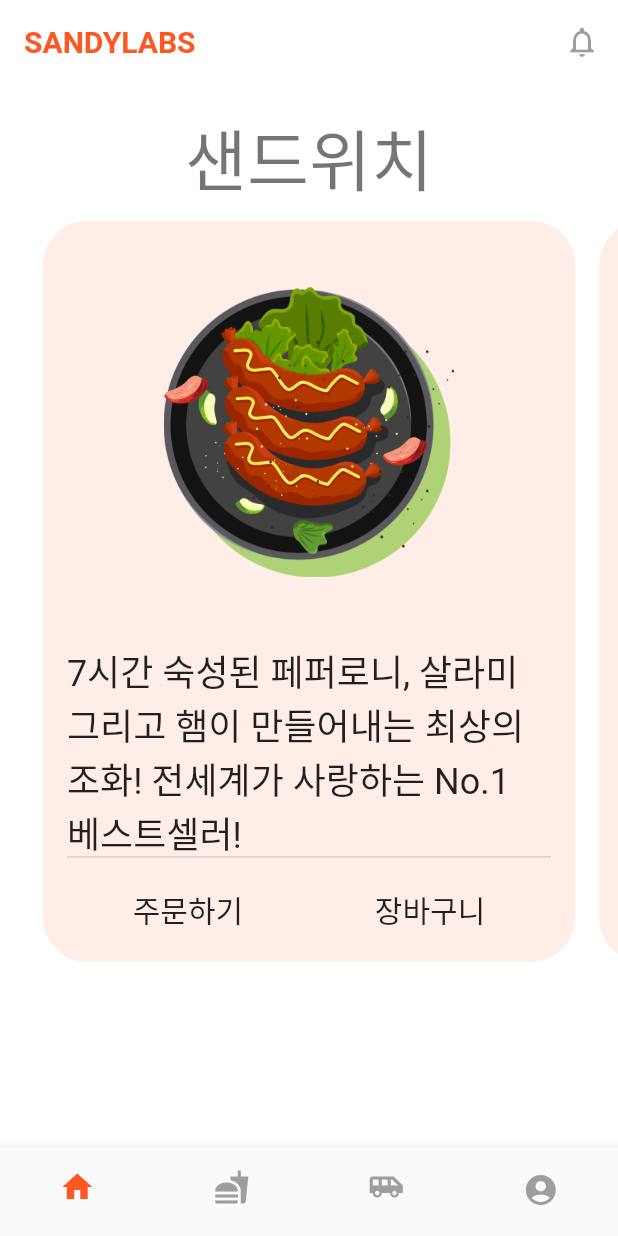
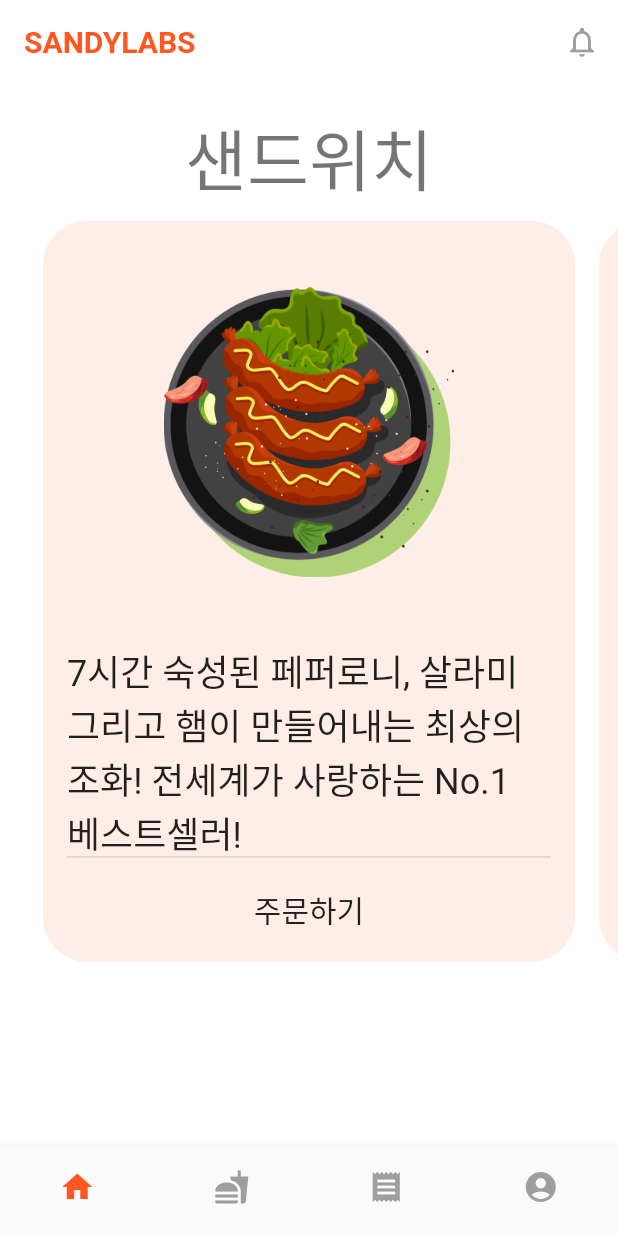
Before and after one commit to yangtopia/panino, a Flutter app: the screen it shows after launch, on a phone screen of 412 x 824 dp. Run offline on Flutter 3.47's test engine with Material 2 defaults, Android fonts, the phone set to English and light mode, and no system bars; our stand-ins replace equatable, google_fonts; Roboto replaces fonts that are missing (Jua).

Commit message:
주문하기 페이지 제작중

```diff
--- a/lib/models/menu.dart
+++ b/lib/models/menu.dart
@@ -12,3 +12,16 @@ class SandylabsMenu extends Equatable {
   @override
   List<Object> get props => [id, name, desc, calorie, price];
 }
+
+final List<SandylabsMenu> menus = [
+  SandylabsMenu(
+      'm1',
+      '샌드위치',
+      '7시간 숙성된 페퍼로니, 살라미 그리고 햄이 만들어내는 최상의 조화! 전세계가 사랑하는 No.1 베스트셀러!',
+      410,
+      4500),
+  SandylabsMenu(
+      'm2', '랩', '친환경 인증 받은 농장에서 생산된 달걀과 고소한 마요네즈가 만나 더 부드러운 스테디셀러', 520, 4500),
+  SandylabsMenu(
+      'm3', '샐러드', '남녀노소 누구나 좋아하는 담백한 참치와 고소한 마요네즈의 완벽한 조화', 200, 3000),
+];
--- a/lib/pages/home/home_page.dart
+++ b/lib/pages/home/home_page.dart
@@ -1,18 +1,8 @@
 import 'package:flutter/material.dart';
+
 import '../../models/menu.dart';
+import '../pages.dart';
 
-List<SandylabsMenu> menus = [
-  SandylabsMenu(
-      'm1',
-      '샌드위치',
-      '7시간 숙성된 페퍼로니, 살라미 그리고 햄이 만들어내는 최상의 조화! 전세계가 사랑하는 No.1 베스트셀러!',
-      410,
-      4500),
-  SandylabsMenu(
-      'm2', '랩', '친환경 인증 받은 농장에서 생산된 달걀과 고소한 마요네즈가 만나 더 부드러운 스테디셀러', 520, 4500),
-  SandylabsMenu(
-      'm3', '샐러드', '남녀노소 누구나 좋아하는 담백한 참치와 고소한 마요네즈의 완벽한 조화', 200, 3000),
-];
 
 class HomePage extends StatefulWidget {
   @override
@@ -24,7 +14,7 @@ class _HomePageState extends State<HomePage> {
 
   @override
   Widget build(BuildContext context) {
-    var currentMenuName = menus[_currentIndex].name;
+    var currentMenu = menus[_currentIndex];
     return Scaffold(
       appBar: AppBar(
         title: Text(
@@ -45,7 +35,7 @@ class _HomePageState extends State<HomePage> {
             Padding(
               padding: const EdgeInsets.only(bottom: 8.0),
               child: Text(
-                currentMenuName,
+                currentMenu.name,
                 style: Theme.of(context).textTheme.headline3,
               ),
             ),
@@ -105,19 +95,18 @@ class _HomePageState extends State<HomePage> {
                               mainAxisAlignment: MainAxisAlignment.spaceAround,
                               children: [
                                 FlatButton(
-                                  onPressed: () => print('주문하기'),
+                                  onPressed: () {
+                                    Navigator.push(
+                                        context,
+                                        MaterialPageRoute(
+                                            builder: (context) =>
+                                                RecipePage(currentMenu)));
+                                  },
                                   child: Text(
                                     '주문하기',
                                     style: TextStyle(fontSize: 20),
                                   ),
                                 ),
-                                FlatButton(
-                                  onPressed: () => print('장바구니'),
-                                  child: Text(
-                                    '장바구니',
-                                    style: TextStyle(fontSize: 20),
-                                  ),
-                                )
                               ],
                             ),
                           ),
--- a/lib/pages/my/my_page.dart
+++ b/lib/pages/my/my_page.dart
@@ -5,12 +5,9 @@ class MyPage extends StatelessWidget {
   Widget build(BuildContext context) {
     return Scaffold(
       appBar: AppBar(
-        title: Text('MY'),
+        title: Text('설정'),
         elevation: 0,
         centerTitle: false,
-        actions: [
-          IconButton(icon: Icon(Icons.notifications_none), onPressed: null)
-        ],
       ),
     );
   }
--- a/lib/pages/order/order_page.dart
+++ b/lib/pages/order/order_page.dart
@@ -8,9 +8,6 @@ class OrderPage extends StatelessWidget {
         title: Text('주문내역'),
         elevation: 0,
         centerTitle: false,
-        actions: [
-          IconButton(icon: Icon(Icons.notifications_none), onPressed: null)
-        ],
       ),
     );
   }
--- a/lib/provider/page_index.dart
+++ b/lib/provider/page_index.dart
@@ -14,10 +14,9 @@ final Map<PageIndex, Widget> pages = {
 
 final bottomNavigationBarItems = [
   BottomNavigationBarItem(icon: Icon(Icons.home), title: Text('홈')),
-  BottomNavigationBarItem(icon: Icon(Icons.fastfood), title: Text('레시피')),
-  BottomNavigationBarItem(
-      icon: Icon(Icons.airport_shuttle), title: Text('주문내역')),
-  BottomNavigationBarItem(icon: Icon(Icons.account_circle), title: Text('MY')),
+  BottomNavigationBarItem(icon: Icon(Icons.fastfood), title: Text('주문하기')),
+  BottomNavigationBarItem(icon: Icon(Icons.receipt), title: Text('주문내역')),
+  BottomNavigationBarItem(icon: Icon(Icons.account_circle), title: Text('설정')),
 ];
 
 class PageIndexProvider with ChangeNotifier {
```
Also changed, not shown: lib/pages/recipe/recipe_page.dart (+22 -11 lines).
